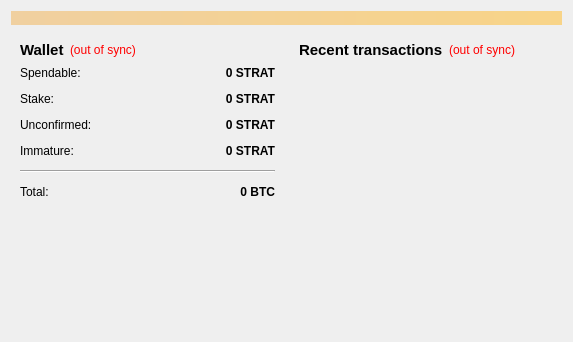
First picture: the form in src/qt/forms/overviewpage.ui, repository DNotesCoin/DNotes2.0, before the edit.
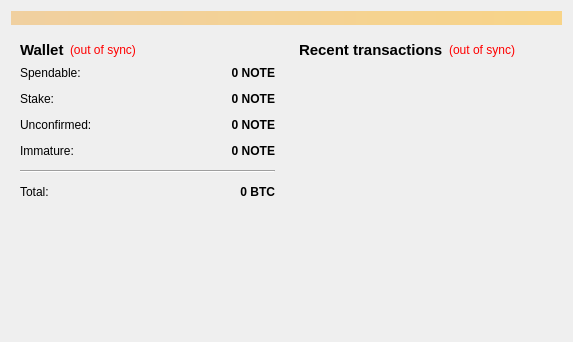
Second picture: the form after the edit.

Commit message: - updating Stratis to DNotes for UI messages - updating Stratis icons/images to DNotes - updating recommended fee from .01 to .05 - updating stake reward algorithm

The edit to the form file:
```diff
--- a/src/qt/forms/overviewpage.ui
+++ b/src/qt/forms/overviewpage.ui
@@ -118,7 +118,7 @@
                <string>Your current spendable balance</string>
               </property>
               <property name="text">
-               <string notr="true">0 STRAT</string>
+               <string notr="true">0 NOTE</string>
               </property>
               <property name="alignment">
                <set>Qt::AlignRight|Qt::AlignTrailing|Qt::AlignVCenter</set>
@@ -150,7 +150,7 @@
                <string>Total of coins that was staked, and do not yet count toward the current balance</string>
               </property>
               <property name="text">
-               <string notr="true">0 STRAT</string>
+               <string notr="true">0 NOTE</string>
               </property>
               <property name="alignment">
                <set>Qt::AlignRight|Qt::AlignTrailing|Qt::AlignVCenter</set>
@@ -182,7 +182,7 @@
                <string>Total of transactions that have yet to be confirmed, and do not yet count toward the current balance</string>
               </property>
               <property name="text">
-               <string notr="true">0 STRAT</string>
+               <string notr="true">0 NOTE</string>
               </property>
               <property name="alignment">
                <set>Qt::AlignRight|Qt::AlignTrailing|Qt::AlignVCenter</set>
@@ -211,7 +211,7 @@
                <string>Mined balance that has not yet matured</string>
               </property>
               <property name="text">
-               <string notr="true">0 STRAT</string>
+               <string notr="true">0 NOTE</string>
               </property>
               <property name="alignment">
                <set>Qt::AlignRight|Qt::AlignTrailing|Qt::AlignVCenter</set>
```
Left out of the diff: 4 changed lines with no effect on the pictures. The commit also changes 125 other files.
